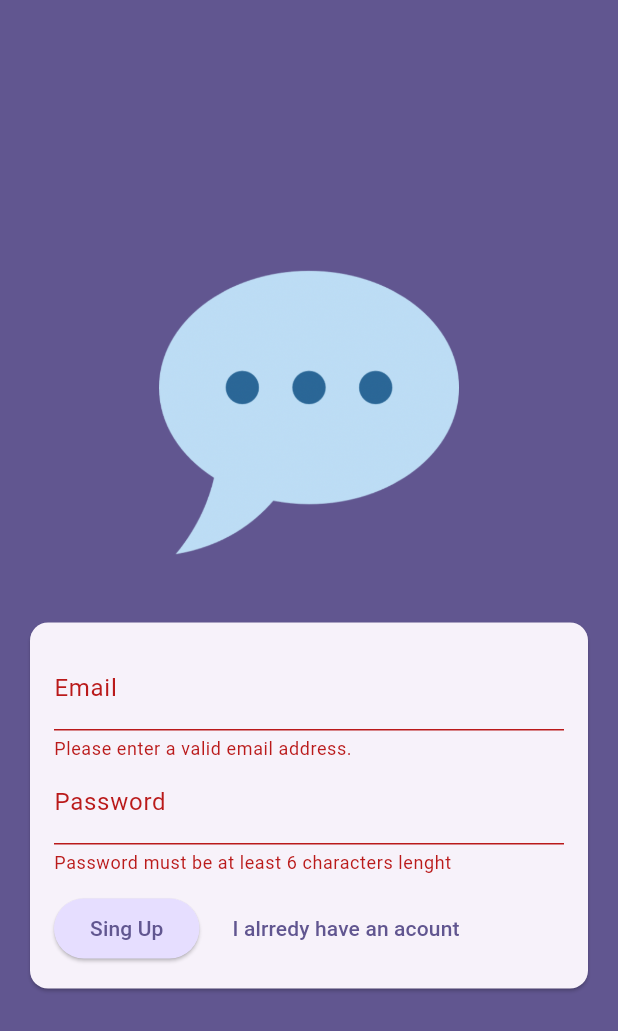
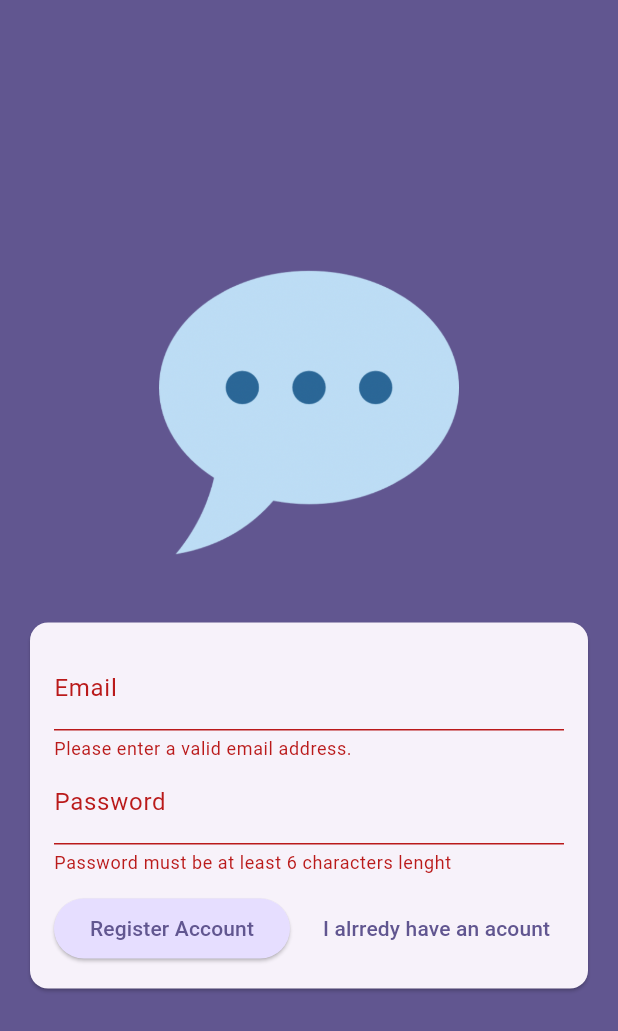
Before and after one commit to franedsandi/chat_app, a Flutter app: the screen it shows after launch, after a tap on "Login", after a tap on "Register", on a phone screen of 412 x 824 dp. Shown: the top 1031 px of the screen. Run offline on Flutter 3.47's test engine with Material 3 defaults, Android fonts, the phone set to English and light mode, and no system bars; our stand-ins replace firebase_auth, firebase_core; accounts and stored records are empty.

Commit message:
fixed error, log in screen and log out

```diff
--- a/lib/main.dart
+++ b/lib/main.dart
@@ -1,3 +1,6 @@
+import 'package:chat_app/screens/chat.dart';
+import 'package:chat_app/screens/splash.dart';
+import 'package:firebase_auth/firebase_auth.dart';
 import 'package:flutter/material.dart';
 import './screens/auth.dart';
 import 'package:firebase_core/firebase_core.dart';
@@ -22,7 +25,17 @@ class App extends StatelessWidget {
         colorScheme: ColorScheme.fromSeed(
             seedColor: const Color.fromARGB(255, 63, 17, 177)),
       ),
-      home: const AuthScreen(),
+      home: StreamBuilder(
+          stream: FirebaseAuth.instance.authStateChanges(),
+          builder: (ctx, snapshot) {
+            if (snapshot.connectionState == ConnectionState.waiting) {
+              return const SplashScreen();
+            }
+            if (snapshot.hasData) {
+              return const ChatScreen();
+            }
+            return const AuthScreen();
+          }),
     );
   }
 }
--- a/lib/screens/auth.dart
+++ b/lib/screens/auth.dart
@@ -24,14 +24,19 @@ class _AuthScreenState extends State<AuthScreen> {
     if (!isValid) {
       return;
     }
+
     _form.currentState!.save();
-    if (_isLogin) {
-    } else {
-      try {
+    try {
+      if (_isLogin) {
+        final userCredential = await _firebase.signInWithEmailAndPassword(
+            email: _enteredEmail, password: _enteredPassword);
+      } else {
         final userCredentials = await _firebase.createUserWithEmailAndPassword(
             email: _enteredEmail, password: _enteredPassword);
-      } on FirebaseAuthException catch (error) {
-        if (error.code == 'email-already-in-use') {}
+      }
+    } on FirebaseAuthException catch (error) {
+      if (error.code == 'email-already-in-use') {
+        //...
       }
       ScaffoldMessenger.of(context).clearSnackBars();
       ScaffoldMessenger.of(context).showSnackBar(
@@ -118,7 +123,8 @@ class _AuthScreenState extends State<AuthScreen> {
                                     backgroundColor: Theme.of(context)
                                         .colorScheme
                                         .primaryContainer),
-                                child: Text(_isLogin ? 'Login' : 'Sing Up'),
+                                child: Text(
+                                    _isLogin ? 'Login' : 'Register Account'),
                               ),
                               const SizedBox(
                                 width: 10,
--- /dev/null
+++ b/lib/screens/splash.dart
@@ -0,0 +1,12 @@
+import 'package:flutter/material.dart';
+
+class SplashScreen extends StatelessWidget {
+  const SplashScreen({super.key});
+  @override
+  Widget build(BuildContext context) {
+    return Scaffold(
+      appBar: AppBar(title: const Text('FlutterChat')),
+      body: const Center(child: Text('Loading...')),
+    );
+  }
+}
```
Also changed, not shown: lib/screens/chat.dart (added, +22 -0 lines).
